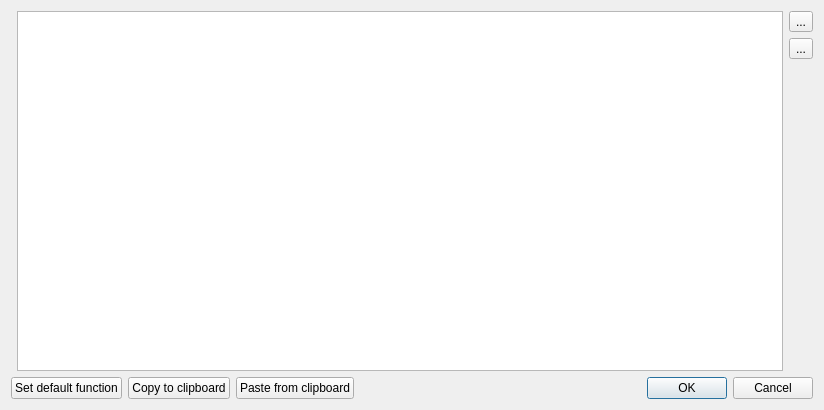
Qt form SIM-VICUS/src/SVNetworkSimultaneityDialog.ui (ghorwin/SIM-VICUS) before a commit.
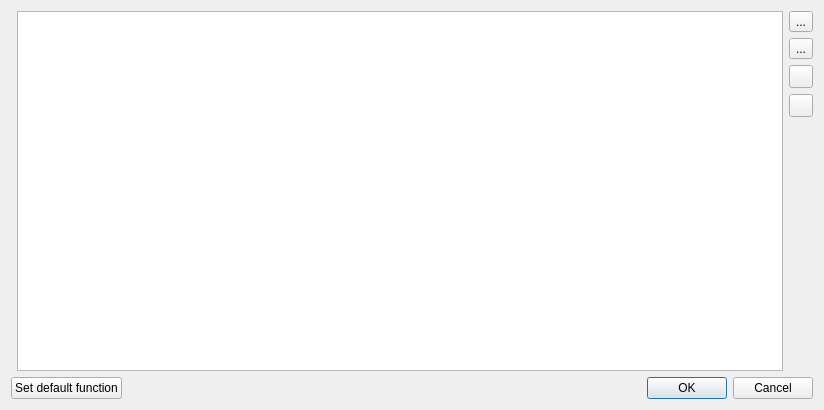
The same form after that commit. Icons and pictures are not drawn. Custom widgets are drawn as their Qt base class.

Commit message: more network icons

What changed in the file:
```diff
--- a/SIM-VICUS/src/SVNetworkSimultaneityDialog.ui
+++ b/SIM-VICUS/src/SVNetworkSimultaneityDialog.ui
@@ -46,6 +46,20 @@
          </property>
         </widget>
        </item>
+       <item>
+        <widget class="QToolButton" name="toolButtonCopyToClipboard">
+         <property name="text">
+          <string/>
+         </property>
+        </widget>
+       </item>
+       <item>
+        <widget class="QToolButton" name="toolButtonPasteFromClipboard">
+         <property name="text">
+          <string/>
+         </property>
+        </widget>
+       </item>
        <item>
         <spacer name="verticalSpacer">
          <property name="orientation">
@@ -72,20 +86,6 @@
        </property>
       </widget>
      </item>
-     <item>
-      <widget class="QPushButton" name="pushButtonCopyToClipboard">
-       <property name="text">
-        <string>Copy to clipboard</string>
-       </property>
-      </widget>
-     </item>
-     <item>
-      <widget class="QPushButton" name="pushButtonPasteFromClipboard">
-       <property name="text">
-        <string>Paste from clipboard</string>
-       </property>
-      </widget>
-     </item>
      <item>
       <spacer name="horizontalSpacer">
        <property name="orientation">
```
The commit also changes 11 other files.
